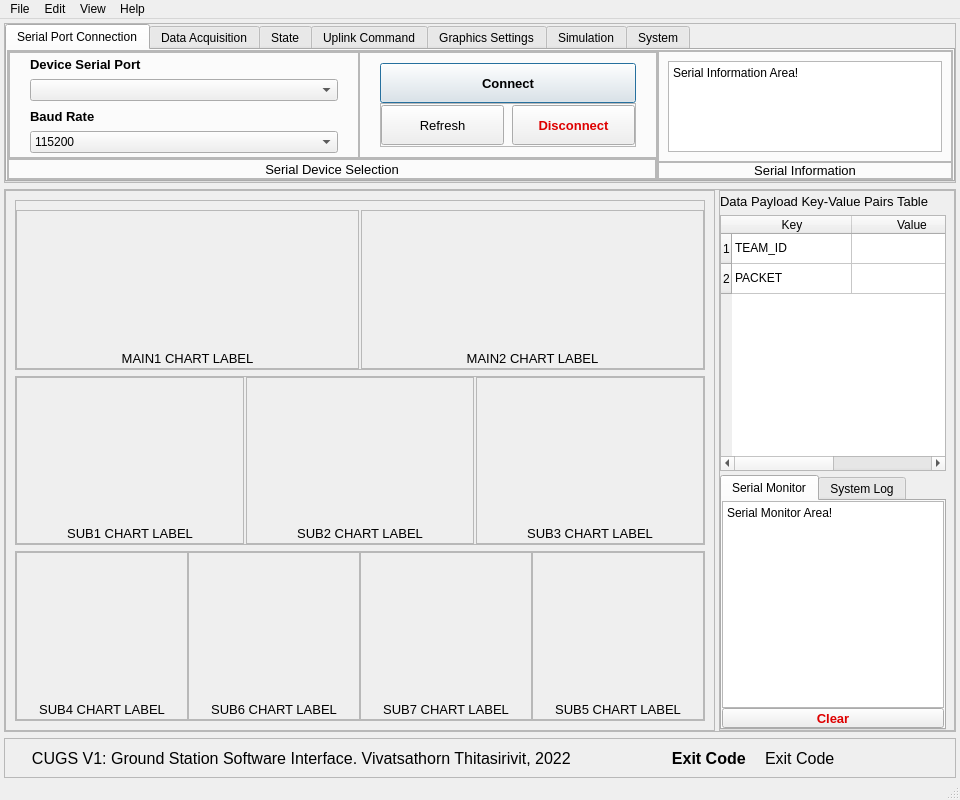
First picture: the form in gui/cugs_mainwindow.ui, repository vtneil/cugs-v1, before the edit.
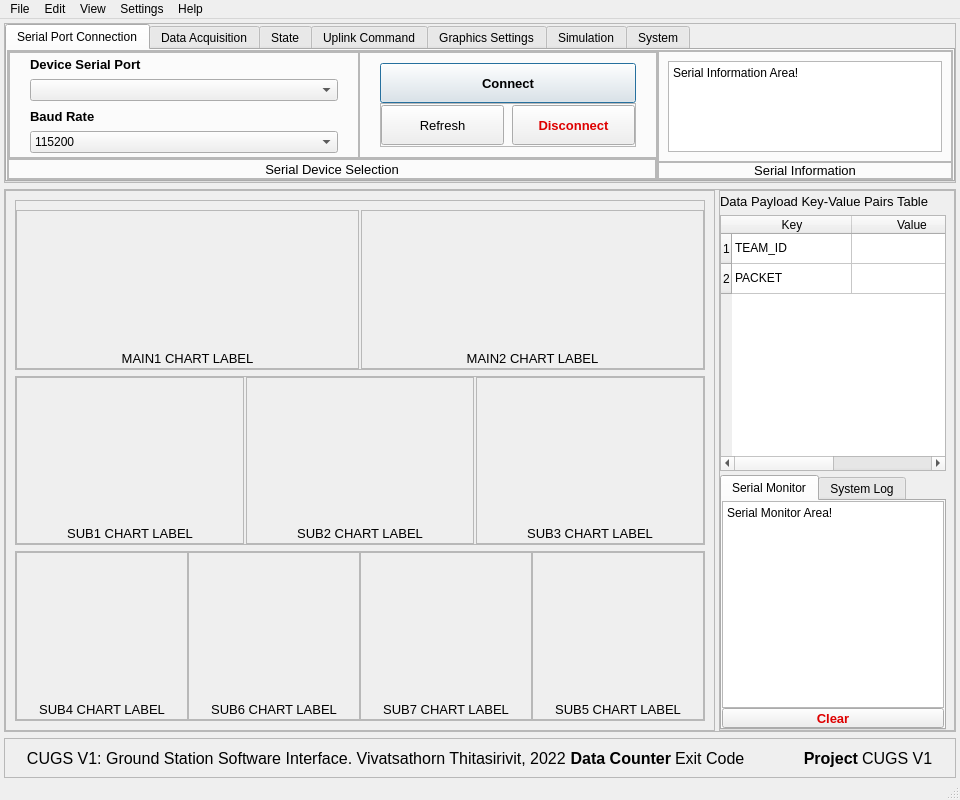
Second picture: the form after the edit.

The edit to the form file:
```diff
--- a/gui/cugs_mainwindow.ui
+++ b/gui/cugs_mainwindow.ui
@@ -2121,6 +2121,21 @@
        <enum>QFrame::Raised</enum>
       </property>
       <layout class="QHBoxLayout" name="horizontalLayout_5">
+       <property name="spacing">
+        <number>4</number>
+       </property>
+       <property name="leftMargin">
+        <number>4</number>
+       </property>
+       <property name="topMargin">
+        <number>4</number>
+       </property>
+       <property name="rightMargin">
+        <number>4</number>
+       </property>
+       <property name="bottomMargin">
+        <number>4</number>
+       </property>
        <item>
         <widget class="QLabel" name="lb_footer">
          <property name="font">
@@ -2146,7 +2161,7 @@
           </font>
          </property>
          <property name="text">
-          <string>Exit Code   </string>
+          <string>Data Counter</string>
          </property>
          <property name="alignment">
           <set>Qt::AlignRight|Qt::AlignTrailing|Qt::AlignVCenter</set>
@@ -2168,6 +2183,40 @@
          </property>
         </widget>
        </item>
+       <item>
+        <widget class="QLabel" name="lb_fps_show">
+         <property name="font">
+          <font>
+           <pointsize>12</pointsize>
+           <weight>75</weight>
+           <bold>true</bold>
+          </font>
+         </property>
+         <property name="text">
+          <string>Project</string>
+         </property>
+         <property name="alignment">
+          <set>Qt::AlignRight|Qt::AlignTrailing|Qt::AlignVCenter</set>
+         </property>
+        </widget>
+       </item>
+       <item>
+        <widget class="QLabel" name="lb_fps">
+         <property name="font">
+          <font>
+           <pointsize>12</pointsize>
+           <weight>50</weight>
+           <bold>false</bold>
+          </font>
+         </property>
+         <property name="text">
+          <string>CUGS V1</string>
+         </property>
+         <property name="alignment">
+          <set>Qt::AlignLeading|Qt::AlignLeft|Qt::AlignVCenter</set>
+         </property>
+        </widget>
+       </item>
       </layout>
      </widget>
     </item>
@@ -2201,11 +2250,18 @@
     <property name="title">
      <string>Help</string>
     </property>
-    <addaction name="actionAbout_CUGS"/>
+    <addaction name="actionAbout"/>
+   </widget>
+   <widget class="QMenu" name="menuSettings">
+    <property name="title">
+     <string>Settings</string>
+    </property>
+    <addaction name="actionPreferences"/>
    </widget>
    <addaction name="menuFile"/>
    <addaction name="menuEdit"/>
    <addaction name="menuView"/>
+   <addaction name="menuSettings"/>
    <addaction name="menuHelp"/>
   </widget>
   <widget class="QStatusBar" name="statusbar"/>
```
Left out of the diff: 7 changed lines with no effect on the pictures.
